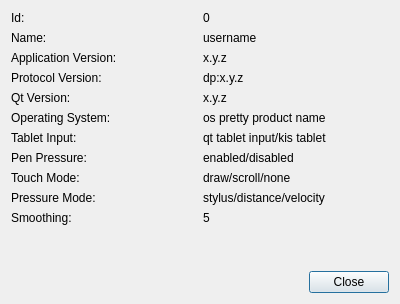
First picture: the form in src/desktop/ui/userinfodialog.ui, repository drawpile/Drawpile, before the edit.
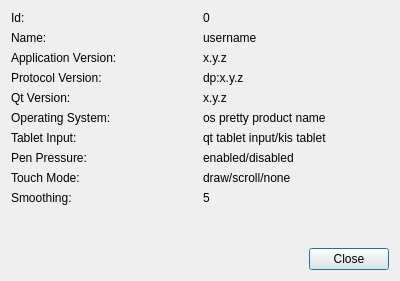
Second picture: the form after the edit.

Patch:
```diff
--- a/src/desktop/ui/userinfodialog.ui
+++ b/src/desktop/ui/userinfodialog.ui
@@ -7,7 +7,7 @@
     <x>0</x>
     <y>0</y>
     <width>400</width>
-    <height>304</height>
+    <height>281</height>
    </rect>
   </property>
   <property name="windowTitle">
@@ -166,28 +166,11 @@
      <item row="9" column="0">
       <widget class="QLabel">
        <property name="text">
-        <string>Pressure Mode:</string>
-       </property>
-      </widget>
-     </item>
-     <item row="9" column="1">
-      <widget class="QLabel" name="pressureModeValue">
-       <property name="text">
-        <string notr="true">stylus/distance/velocity</string>
-       </property>
-       <property name="textFormat">
-        <enum>Qt::PlainText</enum>
-       </property>
-      </widget>
-     </item>
-     <item row="10" column="0">
-      <widget class="QLabel">
-       <property name="text">
         <string>Smoothing:</string>
        </property>
       </widget>
      </item>
-     <item row="10" column="1">
+     <item row="9" column="1">
       <widget class="QLabel" name="smoothingValue">
        <property name="text">
         <string notr="true">5</string>
```
